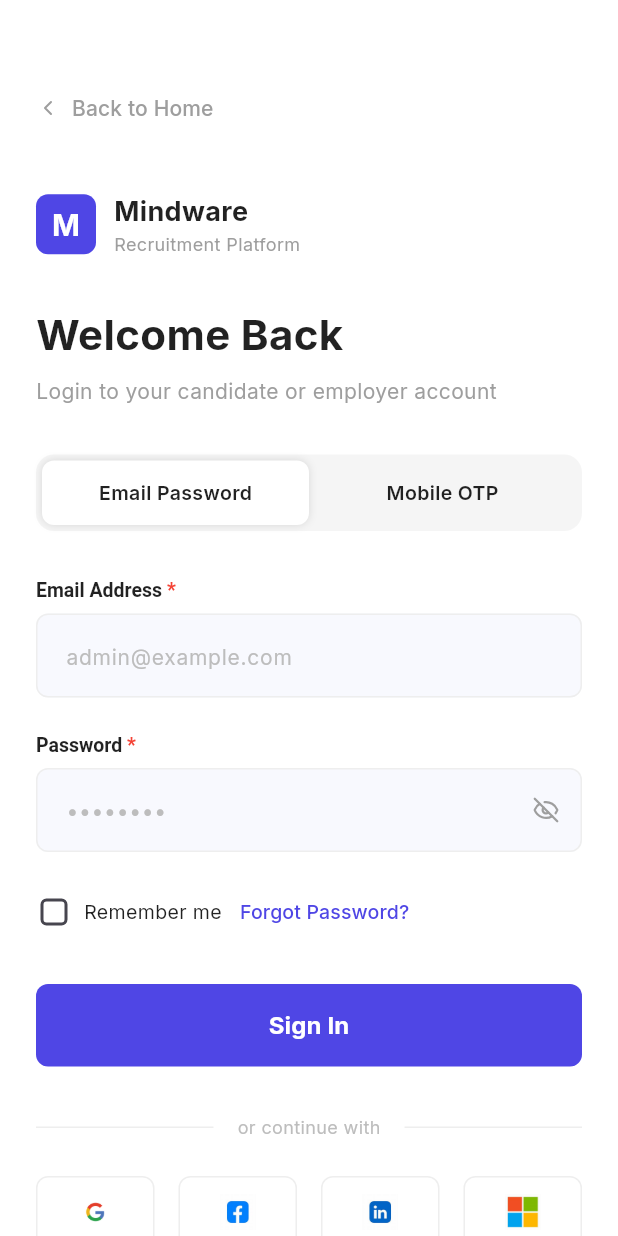
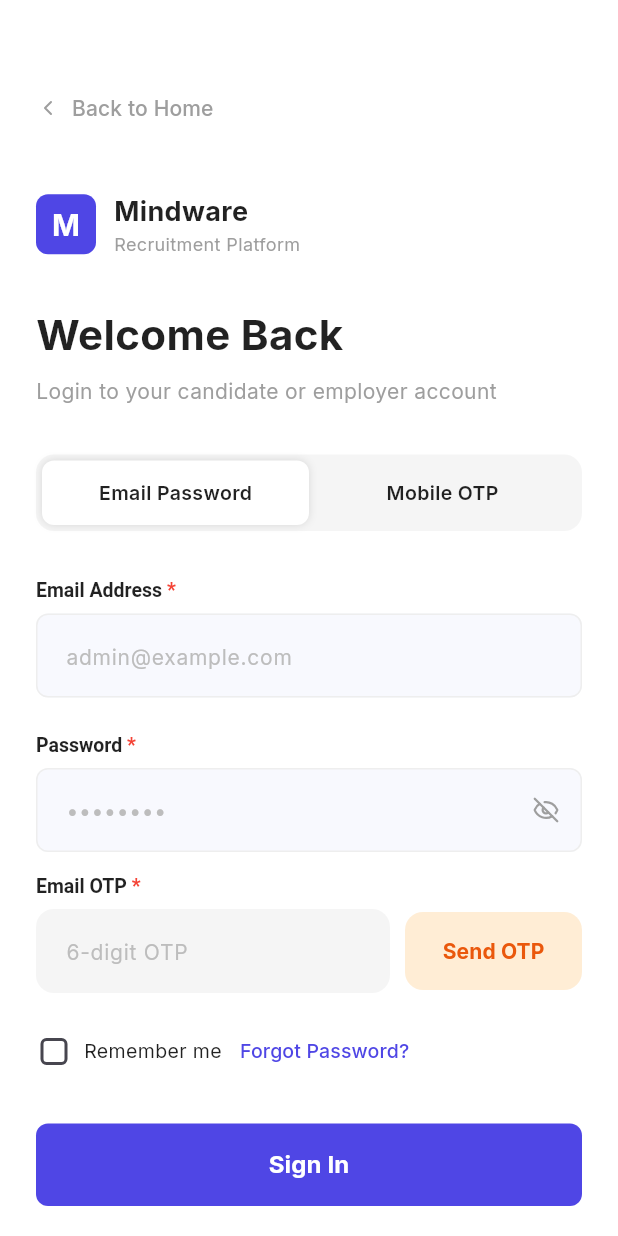
Before and after one commit to infotechmindware/Employee_Job_Portal, a Flutter app: the screen it shows after launch, on a phone screen of 412 x 824 dp. Run offline on Flutter 3.47's test engine with Material 3 defaults, Android fonts, the phone set to English and light mode, and no system bars; our stand-ins replace file_picker, fl_chart, flutter_riverpod, flutter_svg, geocoding, geolocator and 8 more.

Commit message:
small chnage

```diff
--- a/lib/screens/auth/login_screen.dart
+++ b/lib/screens/auth/login_screen.dart
@@ -1,4 +1,5 @@
 import 'package:flutter/material.dart';
+import 'package:flutter/services.dart';
 import 'package:flutter_riverpod/flutter_riverpod.dart';
 import 'package:lucide_icons/lucide_icons.dart';
 import '../../theme/app_colors.dart';
@@ -17,10 +18,12 @@
   final _passwordController = TextEditingController();
   final _mobileController = TextEditingController();
   final _otpController = TextEditingController();
+  final _emailOtpController = TextEditingController();
 
   bool _isEmailLogin = true;
   bool _obscurePassword = true;
   bool _rememberMe = false;
+  bool _isOtpButtonDisabled = false;
 
   @override
   void dispose() {
@@ -28,12 +31,42 @@
     _passwordController.dispose();
     _mobileController.dispose();
     _otpController.dispose();
+    _emailOtpController.dispose();
     super.dispose();
+  }
+
+  void _sendEmailOtp() async {
+    final email = _emailController.text.trim();
+    if (email.isEmpty) {
+      ScaffoldMessenger.of(context).showSnackBar(
+        const SnackBar(content: Text('Please enter email first')),
+      );
+      return;
+    }
+
+    _emailOtpController.clear();
+    setState(() { _isOtpButtonDisabled = true; });
+    Future.delayed(const Duration(seconds: 30), () {
+      if (mounted) setState(() { _isOtpButtonDisabled = false; });
+    });
+
+    final success = await ref.read(authProvider.notifier).sendEmailOtp(email);
+    if (success && mounted) {
+      ScaffoldMessenger.of(context).showSnackBar(
+        const SnackBar(content: Text('OTP sent to your email')),
+      );
+    } else if (mounted) {
+      final error = ref.read(authProvider).error;
+      ScaffoldMessenger.of(context).showSnackBar(
+        SnackBar(content: Text(error ?? 'Failed to send OTP')),
+      );
+    }
   }
 
   void _handleLogin() async {
     final identifier = _isEmailLogin ? _emailController.text : _mobileController.text;
     final password = _isEmailLogin ? _passwordController.text : _otpController.text;
+    final emailOtp = _isEmailLogin ? _emailOtpController.text.trim() : null;
 
     if (identifier.isEmpty || password.isEmpty) {
       ScaffoldMessenger.of(context).showSnackBar(
@@ -42,7 +75,24 @@
       return;
     }
 
-    final success = await ref.read(authProvider.notifier).login(identifier, password);
+    if (_isEmailLogin) {
+      if (emailOtp == null || emailOtp.isEmpty) {
+        ScaffoldMessenger.of(context).showSnackBar(
+          const SnackBar(content: Text('Please enter the OTP')),
+        );
+        return;
+      }
+      if (emailOtp.length != 6) {
+        ScaffoldMessenger.of(context).showSnackBar(
+          const SnackBar(content: Text('Invalid OTP format')),
+        );
+        return;
+      }
+      print("EMAIL: ${identifier.trim()}");
+      print("OTP: $emailOtp");
+    }
+
+    final success = await ref.read(authProvider.notifier).login(identifier.trim(), password, emailOtp: emailOtp);
 
     if (success) {
       if (mounted) {
@@ -380,7 +430,58 @@
           _buildLabel('Password'),
           const SizedBox(height: 8),
           _buildTextField('••••••••', isPassword: true, controller: _passwordController),
-          const SizedBox(height: 16),
+          const SizedBox(height: 15),
+          _buildLabel('Email OTP'),
+          const SizedBox(height: 8),
+          Row(
+            children: [
+              Expanded(
+                flex: 2,
+                child: TextField(
+                  controller: _emailOtpController,
+                  keyboardType: TextInputType.number,
+                  maxLength: 6,
+                  inputFormatters: [FilteringTextInputFormatter.digitsOnly],
+                  decoration: InputDecoration(
+                    counterText: '',
+                    hintText: '6-digit OTP',
+                    hintStyle: TextStyle(color: Colors.grey[400], fontSize: 14),
+                    filled: true,
+                    fillColor: Colors.grey[100],
+                    contentPadding: const EdgeInsets.symmetric(horizontal: 16, vertical: 16),
+                    border: OutlineInputBorder(
+                      borderRadius: BorderRadius.circular(12),
+                      borderSide: BorderSide.none,
+                    ),
+                    enabledBorder: OutlineInputBorder(
+                      borderRadius: BorderRadius.circular(12),
+                      borderSide: BorderSide.none,
+                    ),
+                    focusedBorder: OutlineInputBorder(
+                      borderRadius: BorderRadius.circular(12),
+                      borderSide: const BorderSide(color: AppColors.primary),
+                    ),
+                  ),
+                ),
+              ),
+              const SizedBox(width: 10),
+              Expanded(
+                flex: 1,
+                child: ElevatedButton(
+                  onPressed: (_isOtpButtonDisabled || ref.watch(authProvider).isLoading) ? null : _sendEmailOtp,
+                  style: ElevatedButton.styleFrom(
+                    backgroundColor: const Color(0xFFFFEDD5),
+                    foregroundColor: const Color(0xFFEA580C),
+                    padding: const EdgeInsets.symmetric(vertical: 16),
+                    shape: RoundedRectangleBorder(borderRadius: BorderRadius.circular(12)),
+                    elevation: 0,
+                  ),
+                  child: const Text('Send OTP', style: TextStyle(fontWeight: FontWeight.bold)),
+                ),
+              ),
+            ],
+          ),
+          const SizedBox(height: 15),
           Wrap(
             alignment: WrapAlignment.spaceBetween,
             crossAxisAlignment: WrapCrossAlignment.center,
--- a/lib/services/auth_service.dart
+++ b/lib/services/auth_service.dart
@@ -23,12 +23,18 @@
     );
   }
 
-  Future<Map<String, dynamic>> login(String identifier, String password) async {
+  Future<Map<String, dynamic>> login(String identifier, String password, {String? emailOtp}) async {
     try {
-      final response = await _post('/login', {
+      final Map<String, dynamic> body = {
         'email': identifier,
         'password': password,
-      });
+      };
+      if (emailOtp != null) {
+        body['otp'] = emailOtp;
+        body['purpose'] = 'auth';
+      }
+
+      final response = await _post('/login', body);
 
       print('Login Response: ${response.body}');
 
@@ -44,6 +50,25 @@
         }
       } else {
         return {'success': false, 'message': 'Server error: Invalid response format (HTML received)'};
+      }
+    } catch (e) {
+      return {'success': false, 'message': 'Network error: $e'};
+    }
+  }
+
+  Future<Map<String, dynamic>> sendEmailOtp(String email) async {
+    try {
+      final response = await _post('/send-email-otp', {'email': email});
+      print('Send OTP Response: ${response.body}');
+      if (response.body.startsWith('{')) {
+        final data = jsonDecode(response.body);
+        if (response.statusCode == 200) {
+          return {'success': true, 'message': data['message'] ?? 'OTP sent successfully'};
+        } else {
+          return {'success': false, 'message': data['message'] ?? 'Failed to send OTP'};
+        }
+      } else {
+        return {'success': false, 'message': 'Invalid response format'};
       }
     } catch (e) {
       return {'success': false, 'message': 'Network error: $e'};
```
Also changed, not shown: lib/providers/auth_provider.dart (+15 -2 lines).
